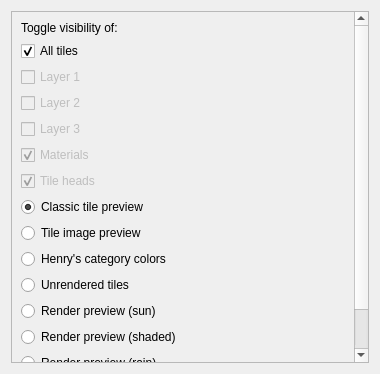
First picture: the form in ui/uifiles/views/tiles.ui, repository timofey260/RWE-Sharp, before the edit.
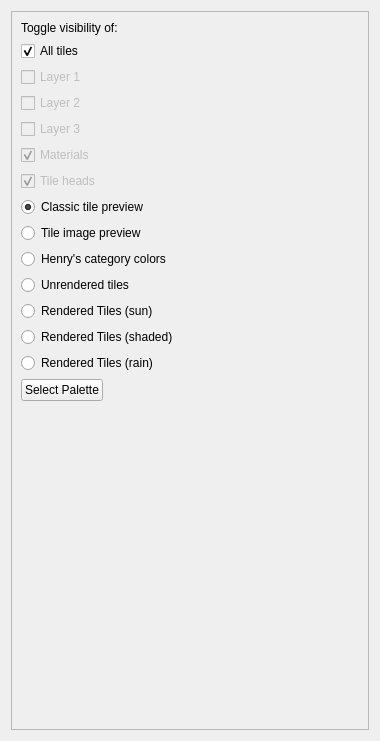
Second picture: the form after the edit.

The edit to the form file:
```diff
--- a/ui/uifiles/views/tiles.ui
+++ b/ui/uifiles/views/tiles.ui
@@ -7,7 +7,7 @@
     <x>0</x>
     <y>0</y>
     <width>380</width>
-    <height>374</height>
+    <height>741</height>
    </rect>
   </property>
   <property name="windowTitle">
@@ -24,8 +24,8 @@
        <rect>
         <x>0</x>
         <y>0</y>
-        <width>343</width>
-        <height>408</height>
+        <width>360</width>
+        <height>721</height>
        </rect>
       </property>
       <layout class="QVBoxLayout" name="verticalLayout_2">
@@ -139,21 +139,21 @@
        <item>
         <widget class="QRadioButton" name="VTilesRendered">
          <property name="text">
-          <string>Render preview (sun)</string>
+          <string>Rendered Tiles (sun)</string>
          </property>
         </widget>
        </item>
        <item>
         <widget class="QRadioButton" name="VTilesRendered_shade">
          <property name="text">
-          <string>Render preview (shaded)</string>
+          <string>Rendered Tiles (shaded)</string>
          </property>
         </widget>
        </item>
        <item>
         <widget class="QRadioButton" name="VTilesRendered_rain">
          <property name="text">
-          <string>Render preview (rain)</string>
+          <string>Rendered Tiles (rain)</string>
          </property>
         </widget>
        </item>
```
